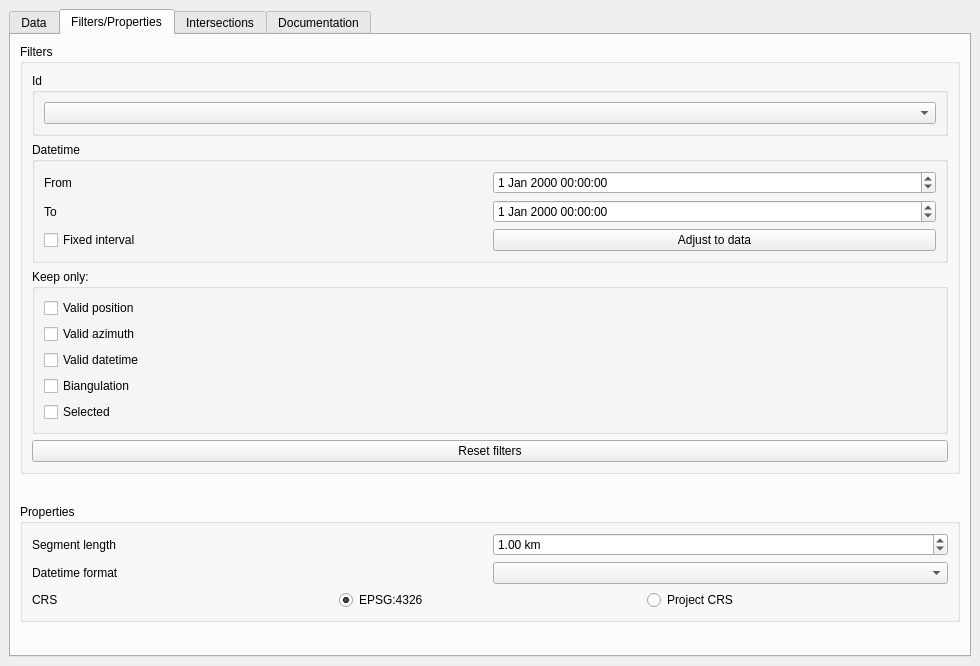
lccanon/Radiotrack, file Radiotrack_dockwidget_base.ui: the form before one commit.
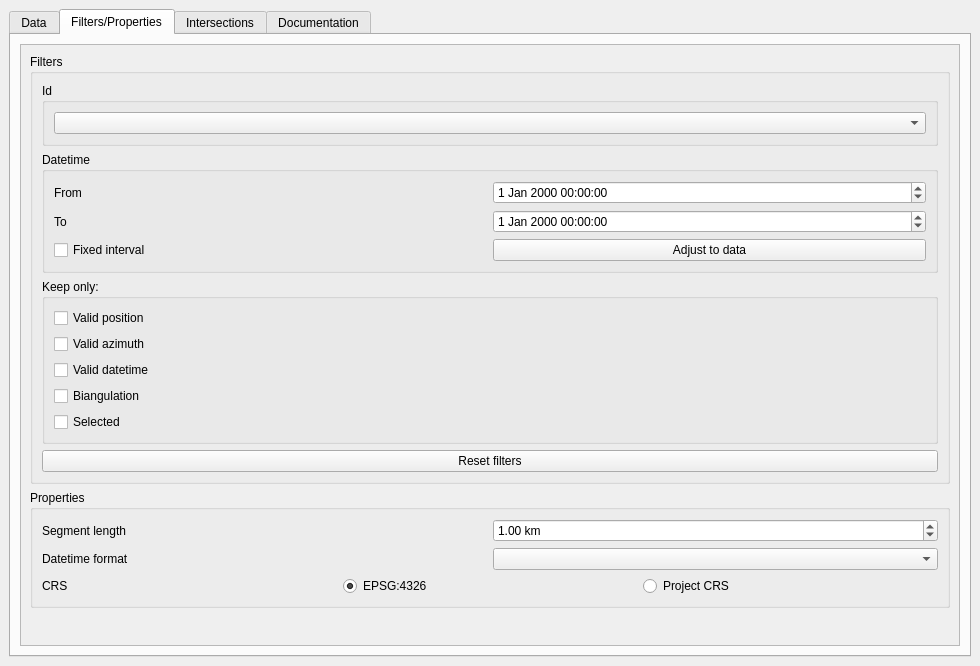
The form after the commit. The open tabs and pages were chosen to show the change. Custom widgets are drawn as their Qt base class.

Commit message: Add scroll bar for filters

What changed in the file:
```diff
--- a/Radiotrack_dockwidget_base.ui
+++ b/Radiotrack_dockwidget_base.ui
@@ -107,6 +107,21 @@
        <attribute name="title">
         <string>Filters/Properties</string>
        </attribute>
+       <layout class="QVBoxLayout" name="verticalLayout_9">
+        <item>
+         <widget class="QScrollArea" name="scrollArea">
+          <property name="widgetResizable">
+           <bool>true</bool>
+          </property>
+          <widget class="QWidget" name="scrollAreaWidgetContents_2">
+           <property name="geometry">
+            <rect>
+             <x>0</x>
+             <y>0</y>
+             <width>493</width>
+             <height>650</height>
+            </rect>
+           </property>
        <layout class="QVBoxLayout" name="verticalLayout_4">
         <item>
          <widget class="QGroupBox" name="groupBox_6">
@@ -415,11 +430,15 @@
           </property>
           <property name="sizeHint" stdset="0">
            <size>
-            <width>0</width>
-            <height>0</height>
+                <width>20</width>
+                <height>40</height>
            </size>
           </property>
          </spacer>
+            </item>
+           </layout>
+          </widget>
+         </widget>
         </item>
        </layout>
       </widget>
```
Lines whose indentation alone changed are shown as unchanged. The commit also changes 1 other file.
